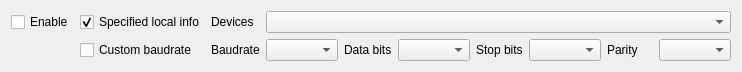
The window that src/pages/page/other/transmission/SAKOtherTransmissionItemCom.ui (x-tools-author/x-tools) describes before a commit, drawn with Qt 5.
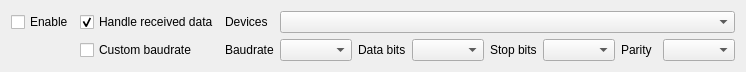
The same window after the commit.

What changed in the file:
```diff
--- a/src/pages/page/other/transmission/SAKOtherTransmissionItemCom.ui
+++ b/src/pages/page/other/transmission/SAKOtherTransmissionItemCom.ui
@@ -6,8 +6,8 @@
    <rect>
     <x>0</x>
     <y>0</y>
-    <width>742</width>
-    <height>64</height>
+    <width>746</width>
+    <height>68</height>
    </rect>
   </property>
   <property name="windowTitle">
@@ -77,7 +77,7 @@
    <item row="0" column="1">
     <widget class="QCheckBox" name="handleReceiveDataCheckBox">
      <property name="text">
-      <string>Specified local info</string>
+      <string>Handle received data</string>
      </property>
      <property name="checked">
       <bool>true</bool>
```
